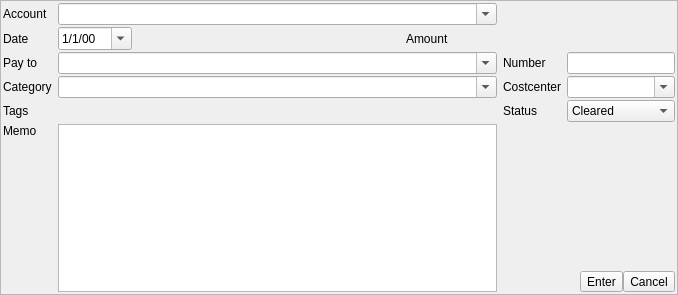
First picture: the form in kmymoney/views/newtransactioneditor.ui, repository KDE/kmymoney, before the edit.
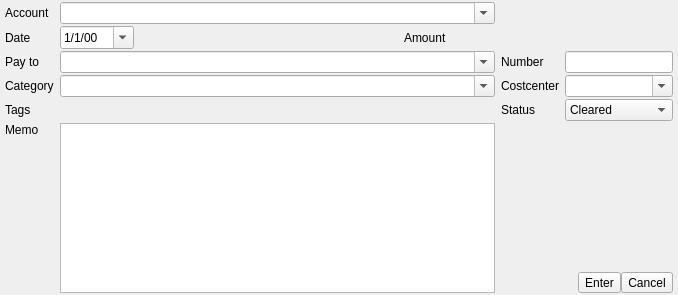
Second picture: the form after the edit. Custom widgets are drawn as their Qt base class.

Commit message: Implemented tab order editing for transaction editors

What changed in the file:
```diff
--- a/kmymoney/views/newtransactioneditor.ui
+++ b/kmymoney/views/newtransactioneditor.ui
@@ -1,7 +1,7 @@
 <?xml version="1.0" encoding="UTF-8"?>
 <ui version="4.0">
  <class>NewTransactionEditor</class>
- <widget class="QFrame" name="NewTransactionEditor">
+ <widget class="QWidget" name="NewTransactionEditor">
   <property name="geometry">
    <rect>
     <x>0</x>
@@ -10,21 +10,15 @@
     <height>295</height>
    </rect>
   </property>
-  <property name="frameShape">
-   <enum>QFrame::StyledPanel</enum>
-  </property>
-  <property name="frameShadow">
-   <enum>QFrame::Raised</enum>
-  </property>
   <layout class="QGridLayout" name="gridLayout" columnstretch="0,0,5,0,0">
    <property name="leftMargin">
-    <number>2</number>
+    <number>5</number>
    </property>
    <property name="topMargin">
     <number>2</number>
    </property>
    <property name="rightMargin">
-    <number>2</number>
+    <number>5</number>
    </property>
    <property name="bottomMargin">
     <number>2</number>
```
Left out of the diff: 4 changed lines with no effect on the pictures. The commit also changes 26 other files.
